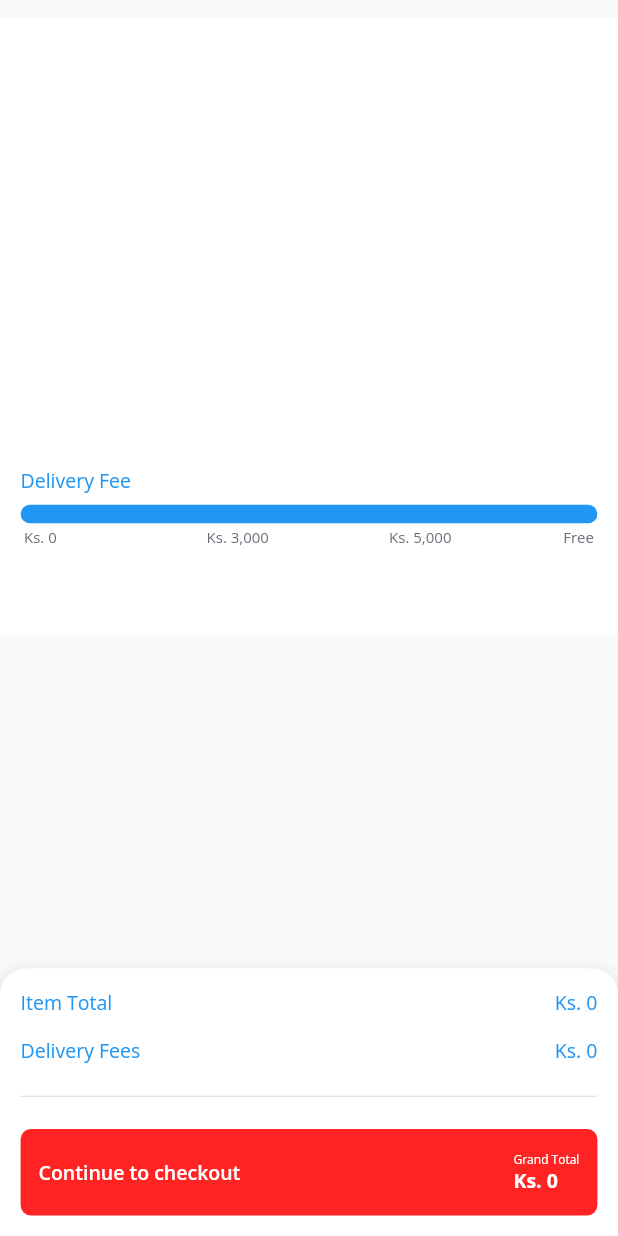
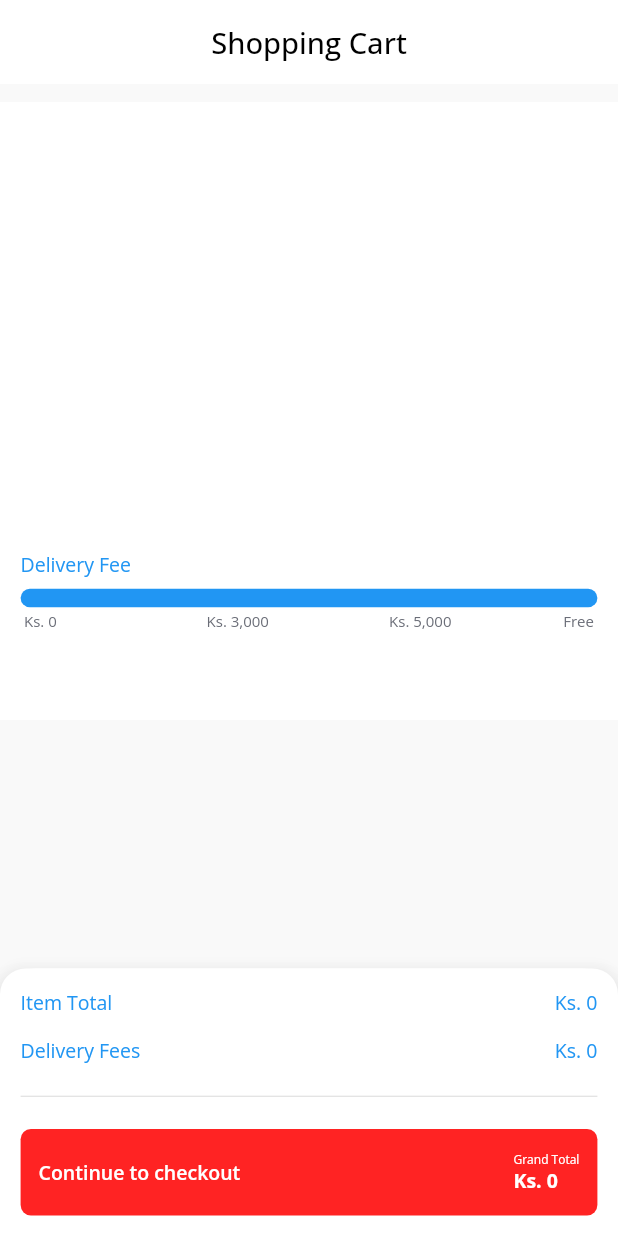
Before and after one commit to drunisa007/whole-snack, a Flutter app: the CartPage screen opened directly, on a phone screen of 412 x 824 dp. Run offline on Flutter 3.47's test engine with Material 2 defaults, Android fonts, the phone set to English and light mode, and no system bars; our stand-ins replace cached_network_image, carousel_slider, device_preview, dots_indicator, flutter_screenutil, flutter_svg and 6 more; accounts and stored records are empty; network calls fail.

Commit message:
dev merge

```diff
--- a/lib/core/model/data_model/item_detail_noimage_model.dart
+++ b/lib/core/model/data_model/item_detail_noimage_model.dart
@@ -7,9 +7,11 @@ class ItemDetailNoImageModel{
   String itemQty;
   String price;
   String instock;
+  String packageId;
 
   ItemDetailNoImageModel({
     required this.itemId,
+    required this.packageId,
     required this.itemName,
     required this.packageName,
     required this.itemQty,
--- a/lib/core/model/temp_model/temp_item_package_model.dart
+++ b/lib/core/model/temp_model/temp_item_package_model.dart
@@ -1,7 +1,9 @@
 class TempItemPackageModel{
 late   String quantity;
+late  String price;
+late  String packageId;
 
-TempItemPackageModel(this.quantity, this.price);
+TempItemPackageModel({required this.quantity, required this.price,required this.packageId});
 
-  late  String price;
+
 }
--- /dev/null
+++ b/lib/core/widgets/appbar/simple_custom_appbar.dart
@@ -0,0 +1,52 @@
+import 'package:flutter/material.dart';
+import 'package:flutter_screenutil/flutter_screenutil.dart';
+import 'package:get/get.dart';
+import 'package:whole_snack/core/constants/default_values.dart';
+import 'package:whole_snack/features/cart/controller/cart_controller.dart';
+import 'package:whole_snack/features/feature_main/controller/feature_main_controller.dart';
+
+class SimpleCustomAppBar extends StatelessWidget implements PreferredSizeWidget {
+  final String title;
+  const SimpleCustomAppBar(
+      {Key? key, required this.title})
+      : super(key: key);
+
+  @override
+  Widget build(BuildContext context) {
+
+
+    CartController mCartController = Get.find<CartController>();
+    FeatureMainController mFeatureController = Get.find<FeatureMainController>();
+
+    return Obx((){
+      return AppBar(
+          centerTitle: true,
+          elevation: 0,
+          title: Text(
+            title,
+            style: TextStyle(
+              color: Colors.black,
+              fontSize: KAppBarTitleFontSize.sp,
+            ),
+          ),
+          backgroundColor: Colors.white,
+          leading: mCartController.cartAppBarBackArrow.isTrue
+              ? IconButton(
+            onPressed: (){
+              mCartController.cartAppBarBackArrow.value = false;
+              mFeatureController.changeIndex(1);
+              Get.back();
+            },
+            icon: Icon(
+              Icons.arrow_back_ios,
+              color: Colors.black,
+            ),
+          )
+              : Container());
+    });
+  }
+
+  @override
+  // TODO: implement preferredSize
+  Size get preferredSize => Size.fromHeight(kToolbarHeight);
+}
--- a/lib/features/cart/view/cart_page.dart
+++ b/lib/features/cart/view/cart_page.dart
@@ -3,6 +3,7 @@ import 'package:get/get.dart';
 import 'package:whole_snack/core/constants/default_values.dart';
 import 'package:whole_snack/core/utils/size_config.dart';
 import 'package:whole_snack/core/widgets/appbar/simple_app_bar.dart';
+import 'package:whole_snack/core/widgets/appbar/simple_custom_appbar.dart';
 import 'package:whole_snack/features/cart/controller/cart_controller.dart';
 import 'package:whole_snack/features/cart/view/build_addtocart_list.dart';
 import 'package:whole_snack/features/cart/view/build_checkout.dart';
@@ -19,15 +20,9 @@ class CartPage extends StatelessWidget {
     CartController mCartController = Get.find<CartController>();
 
     return Scaffold(
-     /* appBar: SimpleAppBar(
-        title: 'Shopping Cart',
-        haveBackArrow: mCartController.cartAppBarBackArrow.value,
-        action: (){
-          mCartController.cartAppBarBackArrow.value = false;
-          mCartController.cartAppBarBackArrow.refresh();
-          Get.back();
-        },
-      ),*/
+    appBar: SimpleCustomAppBar(
+    title: 'Shopping Cart'
+    ),
       body: Column(
         children: [
           SizedBox(
--- a/lib/features/item/controller/item_controller.dart
+++ b/lib/features/item/controller/item_controller.dart
@@ -51,7 +51,8 @@ class ItemController extends GetxController{
               packageName: mModel.packageName,
               itemQty: mModel.itemQty,
               price: mModel.price,
-              instock: mModel.instock));
+              instock: mModel.instock,
+              packageId: mModel.packageId));
         }
         else {
           String imageName = mModel.itemImg;
@@ -62,6 +63,7 @@ class ItemController extends GetxController{
         }
       }
 
+      mItemDetailImageInt.clear();
       for (int i = 1; i <= mItemDetailImages.length; i++) {
         mItemDetailImageInt.add(i);
       }
--- a/lib/features/item/view/build_item_banner_design.dart
+++ b/lib/features/item/view/build_item_banner_design.dart
@@ -87,7 +87,7 @@ class BuildItemBannerDesign extends StatelessWidget {
             child: Align(
               alignment: Alignment.bottomCenter,
               child: Obx(() {
-                return DotsIndicator(
+                return mItemController.mItemDetailImageInt.length>0?DotsIndicator(
                   dotsCount: mItemController.mItemDetailImages.length,
                   position: mItemController.bannerIndex.value,
                   decorator: DotsDecorator(
@@ -98,7 +98,7 @@ class BuildItemBannerDesign extends StatelessWidget {
                     activeShape: RoundedRectangleBorder(
                         borderRadius: BorderRadius.circular(5.0)),
                   ),
-                );
+                ):Container();
               }),
             ),
           ),
```
Also changed, not shown: lib/core/constants/temp_data.dart (+15 -15 lines), lib/core/model/data_model/item_detail_model.dart (+11 -4 lines), lib/core/widgets/build_custom_button.dart (+7 -3 lines), lib/features/item/view/item_page.dart (+61 -35 lines).
